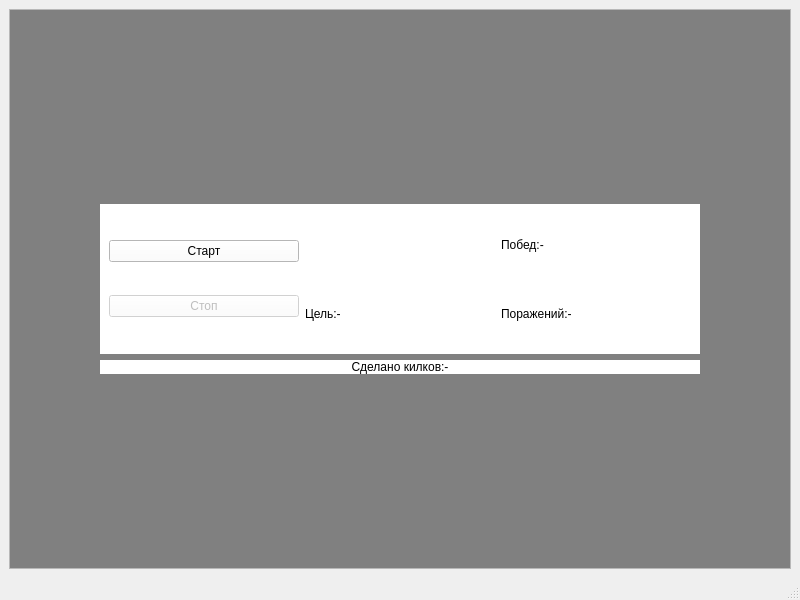
First picture: the form in mainwindow.ui, repository Halma1996/HalmaRep.github.io, before the edit.
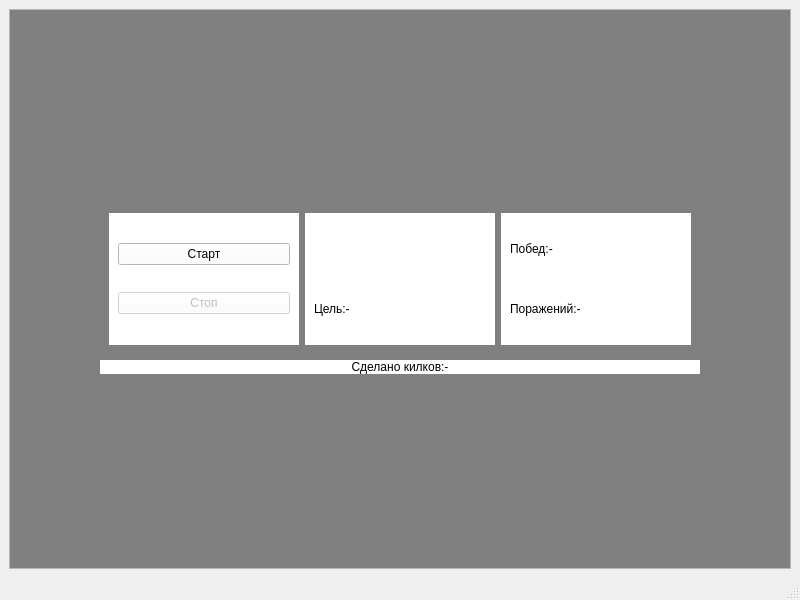
Second picture: the form after the edit.

Commit message: Delete Label

Diff of the .ui file:
```diff
--- a/mainwindow.ui
+++ b/mainwindow.ui
@@ -84,10 +84,14 @@
            </size>
           </property>
           <property name="styleSheet">
-           <string notr="true">background-color:white</string>
+           <string notr="true"/>
           </property>
           <layout class="QHBoxLayout" name="horizontalLayout">
            <item>
+            <widget class="QWidget" name="" native="true">
+             <property name="styleSheet">
+              <string notr="true">background-color:white</string>
+             </property>
             <layout class="QVBoxLayout" name="verticalLayout">
              <item>
               <widget class="QPushButton" name="Butt_Start">
@@ -107,8 +111,13 @@
               </widget>
              </item>
             </layout>
+            </widget>
            </item>
            <item>
+            <widget class="QWidget" name="" native="true">
+             <property name="styleSheet">
+              <string notr="true">background-color:white</string>
+             </property>
             <layout class="QVBoxLayout" name="verticalLayout_3">
              <item>
               <widget class="QLabel" name="Label_NewGoalMessage">
@@ -131,8 +140,13 @@
               </widget>
              </item>
             </layout>
+            </widget>
            </item>
            <item>
+            <widget class="QWidget" name="" native="true">
+             <property name="styleSheet">
+              <string notr="true">background-color:white</string>
+             </property>
             <layout class="QVBoxLayout" name="verticalLayout_4">
              <item>
               <widget class="QLabel" name="Label_WinScore">
@@ -155,6 +169,7 @@
               </widget>
              </item>
             </layout>
+            </widget>
            </item>
           </layout>
          </widget>
```
Lines whose indentation alone changed are shown as unchanged.
